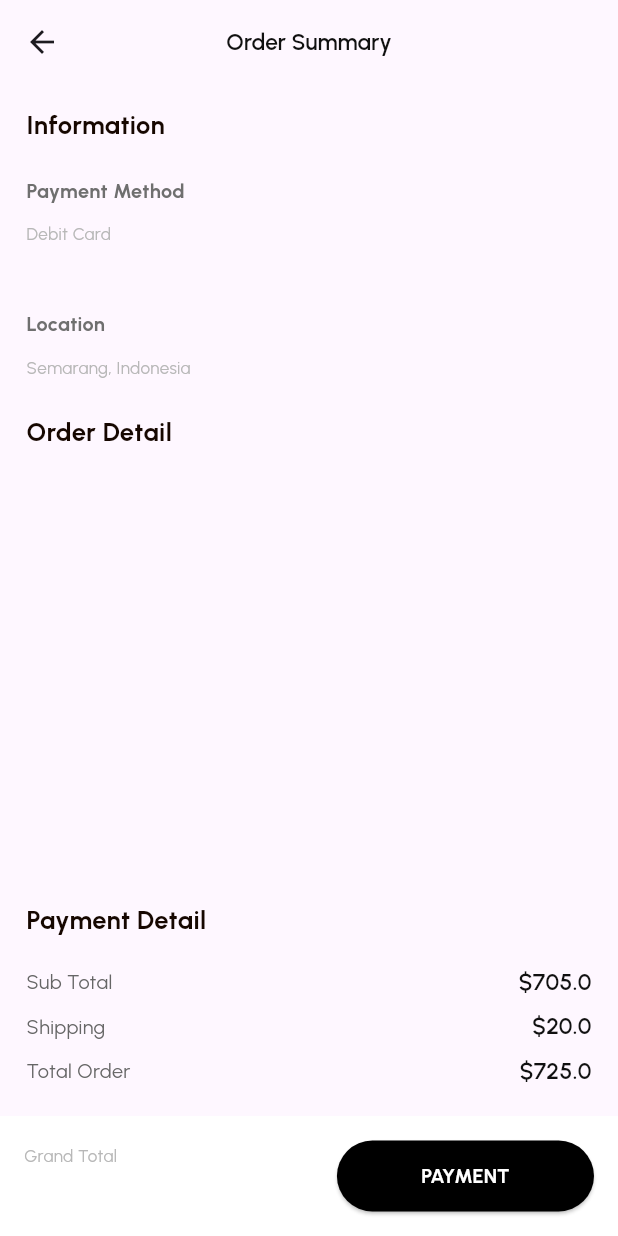
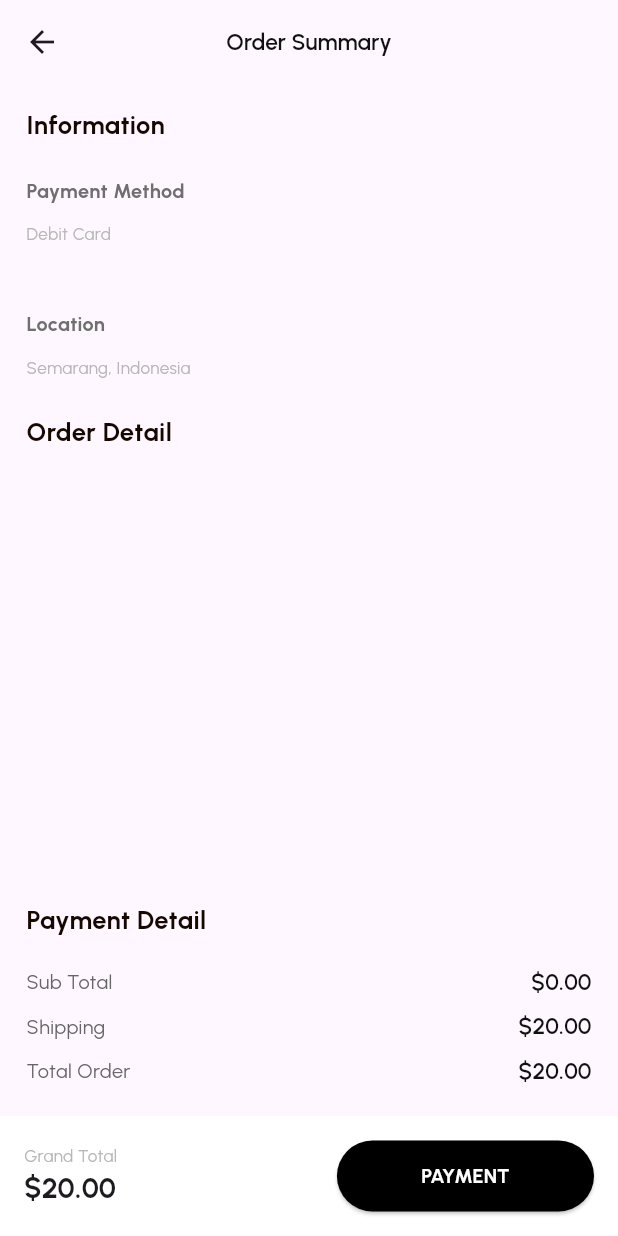
Before and after one commit to nmustakim/shoe-commerce24, a Flutter app: the OrderSummaryScreen screen opened directly with empty values, after a tap on "PAYMENT", on a phone screen of 412 x 824 dp. Run offline on Flutter 3.47's test engine with Material 3 defaults, Android fonts, the phone set to English and light mode, and no system bars; our stand-ins replace cloud_firestore, firebase_core, flutter_screenutil, google_fonts; accounts and stored records are empty.

Commit message:
order provider

```diff
--- /dev/null
+++ b/lib/provider/order_provider.dart
@@ -0,0 +1,16 @@
+import 'package:flutter/material.dart';
+import '../model/cart_item.dart';
+import '../services/order_service.dart';
+
+class OrderProvider with ChangeNotifier {
+  final OrderService _orderService = OrderService();
+
+  Future<void> addOrder(List<CartItemModel> orders, double totalPrice) async {
+    try {
+      await _orderService.addOrder(orders, totalPrice);
+      notifyListeners();
+    } catch (e) {
+      rethrow;
+    }
+  }
+}
--- a/lib/screens/cart/cart_screen.dart
+++ b/lib/screens/cart/cart_screen.dart
@@ -47,13 +47,12 @@ class ShoppingCartScreen extends StatelessWidget {
         ),
       ),
       bottomNavigationBar: BottomAppBar(
-        color: primary,
-
+        color:  primary,
         elevation: 1,
         child: KBottomBar(labelText: 'Grand Total', valueText: '\$${cartProvider.totalPrice.toStringAsFixed(2)}', buttonText: 'CHECK OUT', onButtonPressed: ()=>    Navigator.push(
           context,
           MaterialPageRoute(
-            builder: (context) =>  OrderSummaryScreen(orders:cartProvider.items,totalPrice:cartProvider.totalPrice.toStringAsFixed(2) ,),
+            builder: (context) =>  OrderSummaryScreen(orders:cartProvider.items,totalPrice:cartProvider.totalPrice ,),
           ),
         )),
       ),
--- a/lib/screens/cart/widgets/cart_item_widget.dart
+++ b/lib/screens/cart/widgets/cart_item_widget.dart
@@ -43,7 +43,7 @@ class CartItemWidget extends StatelessWidget {
                 ),
                 SizedBox(height: 4.h),
                 Text(
-                  '${cartItem.brand} ${cartItem.color} . ${cartItem.size}',
+                  '${cartItem.brand} ${cartItem.color} ${cartItem.size}',
                   style: bodyTextW400F12Light.copyWith(color: const Color(0XFF666666)),
                 ),
                 SizedBox(height: 4.h),
@@ -51,7 +51,7 @@ class CartItemWidget extends StatelessWidget {
                   mainAxisAlignment: MainAxisAlignment.spaceBetween,
                   children: [
                     Text(
-                      '\$${cartItem.price}',
+                      '\$${cartItem.price.toStringAsFixed(2)}',
                       style: bodyTextW700F14Dark,
                     ),
                     SizedBox(
--- a/lib/screens/order_summary/order_summary_screen.dart
+++ b/lib/screens/order_summary/order_summary_screen.dart
@@ -1,14 +1,16 @@
 import 'package:flutter/material.dart';
 import 'package:flutter_screenutil/flutter_screenutil.dart';
+import 'package:provider/provider.dart';
 import 'package:shoe_commerce/global_widgets/k_bottom_bar.dart';
 import '../../const/color.dart';
 import '../../const/text_style.dart';
 import '../../global_widgets/kappbar.dart';
 import '../../model/cart_item.dart';
+import '../../provider/order_provider.dart';
 
 class OrderSummaryScreen extends StatelessWidget {
   final List<CartItemModel> orders;
-  final String totalPrice;
+  final double totalPrice;
   const OrderSummaryScreen(
       {super.key, required this.orders, required this.totalPrice});
 
@@ -19,9 +21,12 @@ class OrderSummaryScreen extends StatelessWidget {
         color: primary,
         child: KBottomBar(
           labelText: 'Grand Total',
-          valueText: totalPrice,
+          valueText: '\$${(totalPrice + 20.00).toStringAsFixed(2)}',
           buttonText: 'PAYMENT',
-          onButtonPressed: () {},
+          onButtonPressed: () async{
+            await Provider.of<OrderProvider>(context, listen: false).addOrder(orders, totalPrice);
+
+          },
         ),
       ),
       appBar: const KAppBar(
@@ -90,7 +95,7 @@ class OrderSummaryScreen extends StatelessWidget {
               ),
             ],
           ),
-          Text('\$${order.price}', style: bodyTextW700F14Dark),
+          Text('\$${order.price.toStringAsFixed(2)}', style: bodyTextW700F14Dark),
         ],
       ),
     );
@@ -106,9 +111,9 @@ class OrderSummaryScreen extends StatelessWidget {
   Widget _buildPaymentDetail() {
     return Column(
       children: [
-        _buildPaymentRow('Sub Total', 705.00),
+        _buildPaymentRow('Sub Total', totalPrice),
         _buildPaymentRow('Shipping', 20.00),
-        _buildPaymentRow('Total Order', 725.00),
+        _buildPaymentRow('Total Order', totalPrice + 20.00),
       ],
     );
   }
@@ -120,7 +125,7 @@ class OrderSummaryScreen extends StatelessWidget {
         mainAxisAlignment: MainAxisAlignment.spaceBetween,
         children: [
           Text(title, style: bodyTextW400F14LightDark),
-          Text('\$$amount', style: headlineW600F16),
+          Text('\$${amount.toStringAsFixed(2)}', style: headlineW600F16),
         ],
       ),
     );
--- a/lib/screens/product_details/priduct_details_screen.dart
+++ b/lib/screens/product_details/priduct_details_screen.dart
@@ -76,7 +76,7 @@ class ProductDetailsScreenState extends State<ProductDetailsScreen> {
           color: primary,
           child: KBottomBar(
               labelText: 'Price',
-              valueText: widget.shoe.price.toString(),
+              valueText: widget.shoe.price.toStringAsFixed(2),
               buttonText: 'ADD TO CART',
               onButtonPressed: () => _showAddToCartPopup(context))),
     );
@@ -430,7 +430,7 @@ class ProductDetailsScreenState extends State<ProductDetailsScreen> {
                                 _selectedSizeIndex),
                             name: shoe.name,
                             brand: shoe.brand,
-                            color: shoe.colors[_selectedColorIndex],
+                            color: StringUtil.capitalizeFirstLetter(shoe.colors[_selectedColorIndex]),
                             price: shoe.price,
                             quantity: selectedQuantity));
                         Navigator.pop(context);
--- /dev/null
+++ b/lib/services/order_service.dart
@@ -0,0 +1,31 @@
+import 'package:cloud_firestore/cloud_firestore.dart';
+import 'package:flutter/foundation.dart';
+import '../model/cart_item.dart';
+
+class OrderService {
+  final CollectionReference _ordersCollection =
+  FirebaseFirestore.instance.collection('orders');
+
+  Future<void> addOrder(List<CartItemModel> orders, double totalPrice) async {
+    try {
+      var orderData = {
+        'totalPrice': totalPrice,
+        'orders': orders.map((order) => {
+          'name': order.name,
+          'brand': order.brand,
+          'color': order.color,
+          'size': order.size,
+          'quantity': order.quantity,
+          'price': order.price,
+        }).toList(),
+      };
+      await _ordersCollection.add(orderData);
+    } catch (e) {
+      if (kDebugMode) {
+        print(e.toString());
+      }
+      rethrow;
+    }
+  }
+
+}
```
